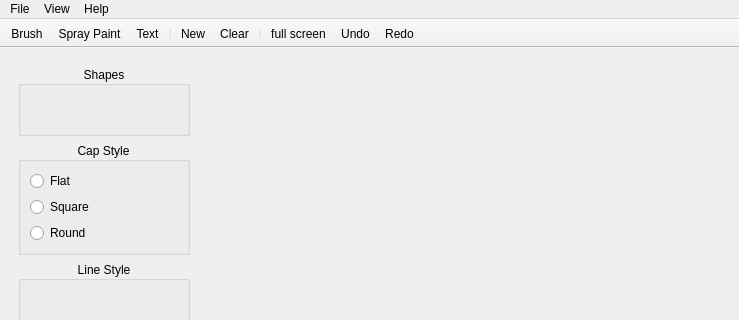
Before: the Qt Designer form UI/Main.ui in nerdraven/PaintApp, drawn with Qt 5; both pictures show x 0 to 739 and y 0 to 320 of the 739 by 611 pixel window.
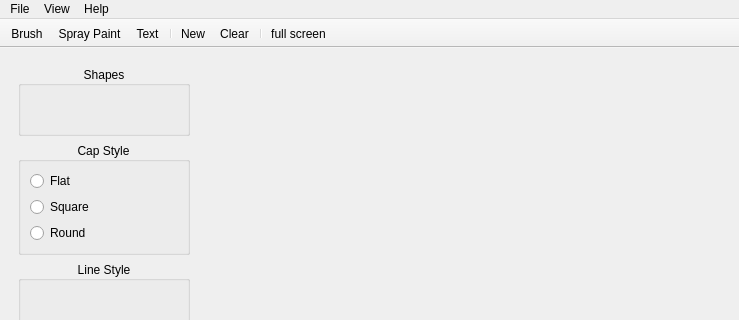
After: the same form once the commit is applied.

The edit to the form file:
```diff
--- a/UI/Main.ui
+++ b/UI/Main.ui
@@ -246,8 +246,6 @@
    <addaction name="toolbar_action_clear"/>
    <addaction name="separator"/>
    <addaction name="toolbar_action_full_screen"/>
-   <addaction name="toolbar_action_undo"/>
-   <addaction name="toolbar_action_redo"/>
   </widget>
   <widget class="QStatusBar" name="statusbar"/>
   <action name="action_new">
@@ -347,16 +345,6 @@
     <string>full screen</string>
    </property>
   </action>
-  <action name="toolbar_action_undo">
-   <property name="text">
-    <string>Undo</string>
-   </property>
-  </action>
-  <action name="toolbar_action_redo">
-   <property name="text">
-    <string>Redo</string>
-   </property>
-  </action>
   <action name="toolbar_action_clear">
    <property name="text">
     <string>Clear</string>
```
